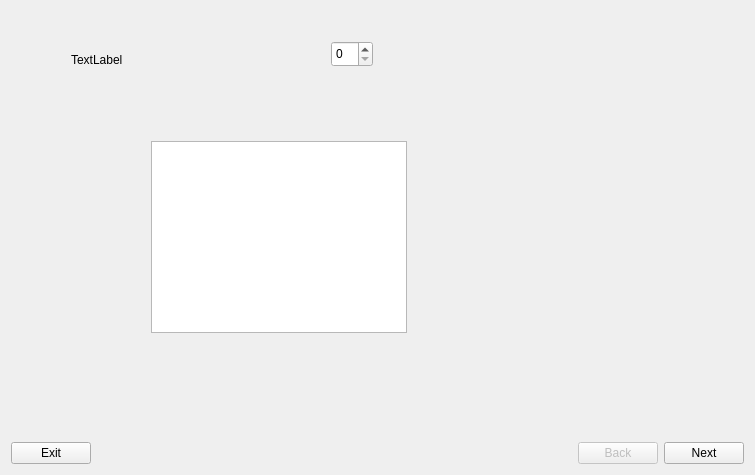
This is CreateVehicleWizard/createvehiclewizard.ui in hydronautics-team/PoolsideGUI as Qt 5 draws it before an edit. The edited form follows.
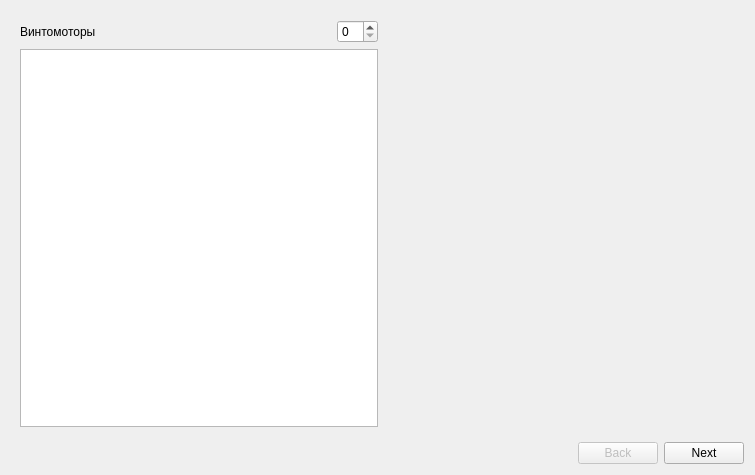
This is the edited form. The open tabs and pages were chosen to show the change.

The edit to the form file:
```diff
--- a/CreateVehicleWizard/createvehiclewizard.ui
+++ b/CreateVehicleWizard/createvehiclewizard.ui
@@ -195,51 +195,60 @@
       </layout>
      </widget>
      <widget class="QWidget" name="pageSetProperties">
+      <layout class="QHBoxLayout" name="horizontalLayout_3">
+       <item>
+        <layout class="QVBoxLayout" name="verticalLayout_3">
+         <item>
+          <layout class="QHBoxLayout" name="horizontalLayout_2">
+           <item>
       <widget class="QLabel" name="label_4">
-       <property name="geometry">
-        <rect>
-         <x>60</x>
-         <y>40</y>
-         <width>67</width>
-         <height>17</height>
-        </rect>
-       </property>
        <property name="text">
-        <string>TextLabel</string>
-       </property>
-      </widget>
-      <widget class="QSpinBox" name="spinBox">
-       <property name="geometry">
-        <rect>
-         <x>320</x>
-         <y>30</y>
-         <width>42</width>
-         <height>26</height>
-        </rect>
-       </property>
-      </widget>
-      <widget class="QTableView" name="tableView">
-       <property name="geometry">
-        <rect>
-         <x>140</x>
-         <y>130</y>
-         <width>256</width>
-         <height>192</height>
-        </rect>
-       </property>
-      </widget>
+              <string>Винтомоторы</string>
+             </property>
+            </widget>
+           </item>
+           <item>
+            <spacer name="horizontalSpacer_4">
+             <property name="orientation">
+              <enum>Qt::Horizontal</enum>
+             </property>
+             <property name="sizeHint" stdset="0">
+              <size>
+               <width>40</width>
+               <height>20</height>
+              </size>
+             </property>
+            </spacer>
+           </item>
+           <item>
+            <widget class="QSpinBox" name="spinBox"/>
+           </item>
+          </layout>
+         </item>
+         <item>
+          <widget class="QTableView" name="tableView"/>
+         </item>
+        </layout>
+       </item>
+       <item>
+        <spacer name="horizontalSpacer_3">
+         <property name="orientation">
+          <enum>Qt::Horizontal</enum>
+         </property>
+         <property name="sizeHint" stdset="0">
+          <size>
+           <width>40</width>
+           <height>20</height>
+          </size>
+         </property>
+        </spacer>
+       </item>
+      </layout>
      </widget>
     </widget>
    </item>
    <item>
     <layout class="QHBoxLayout" name="horizontalLayout">
-     <item>
-      <widget class="QPushButton" name="btnExit">
-       <property name="text">
-        <string>Exit</string>
-       </property>
-      </widget>
-     </item>
      <item>
       <spacer name="horizontalSpacer">
        <property name="orientation">
```
Left out of the diff: 13 changed lines with no effect on the pictures. Lines whose indentation alone changed are shown as unchanged.
